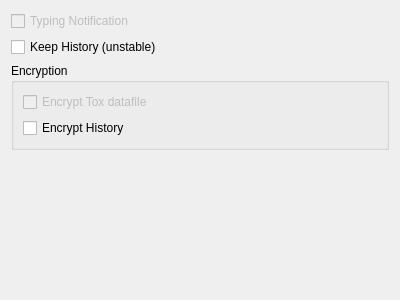
The window that src/widget/form/settings/privacysettings.ui (qTox/qTox) describes before a commit, drawn with Qt 5.
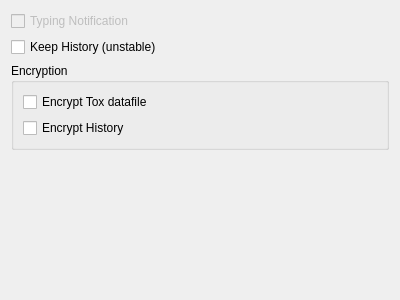
The same window after the commit.

Patch:
```diff
--- a/src/widget/form/settings/privacysettings.ui
+++ b/src/widget/form/settings/privacysettings.ui
@@ -46,7 +46,7 @@
       <item>
        <widget class="QCheckBox" name="cbEncryptTox">
         <property name="enabled">
-         <bool>false</bool>
+         <bool>true</bool>
         </property>
         <property name="text">
          <string>Encrypt Tox datafile</string>
```
